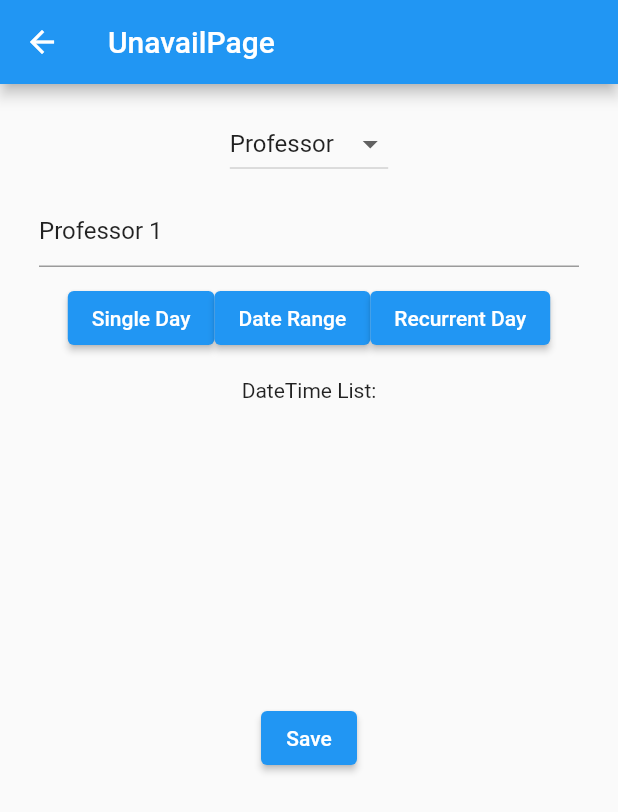
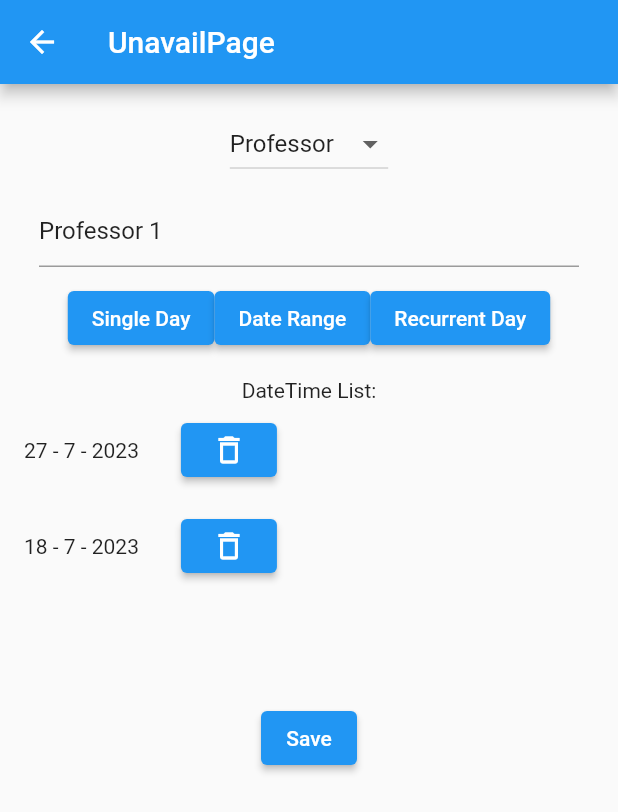
Before and after one commit to LorPetu/SchedulEx, a Flutter app: the ProblemSessionPage screen opened by its route, after a tap on an icon or button, on a phone screen of 412 x 824 dp. Shown: the top 812 px of the screen. Run offline on Flutter 3.47's test engine with Material 2 defaults, Android fonts, the phone set to English and light mode, and no system bars; network calls fail; project files that could hold a hidden picture were left out.

Commit message:
fixed unavail page saving of unavail's date

```diff
--- a/code/front-end/schedulex_webapp/lib/Unavailpage.dart
+++ b/code/front-end/schedulex_webapp/lib/Unavailpage.dart
@@ -27,6 +27,7 @@ class _UnavailPageState extends State<UnavailPage> {
       setState(() {
         type = unavail.type;
         name = unavail.professor;
+        dates = unavail.dates;
       });
     }
   }
@@ -74,17 +75,24 @@ class _UnavailPageState extends State<UnavailPage> {
                 },
               ),
             ),
-            DateTimeListWidget(),
+            DateTimeListWidget(
+                dateTimeList: dates,
+                onDatesChange: (newdates) {
+                  setState(() {
+                    print(newdates);
+                    dates = newdates;
+                  });
+                }),
             ElevatedButton(
               onPressed: () {
                 final Unavail newUnavail = Unavail(
                   id: unavail?.id ?? '',
                   type: type,
                   professor: name,
-                  dates: [DateTime(2023, 7, 10)],
+                  dates: dates,
                 );
                 if (unavail != null) {
-                  print(name);
+                  print(newUnavail.dates);
                   appState.updateUnavail(newUnavail);
                   Navigator.pop(context);
                 } else {
@@ -138,28 +146,26 @@ class AutoCompleteProfessor extends StatelessWidget {
   }
 }
 
-class DateTimeListWidget extends StatefulWidget {
-  @override
-  _DateTimeListWidgetState createState() => _DateTimeListWidgetState();
-}
+class DateTimeListWidget extends StatelessWidget {
+  final Function(List<DateTime> newdates) onDatesChange;
+  final List<DateTime> dateTimeList;
 
-class _DateTimeListWidgetState extends State<DateTimeListWidget> {
-  List<DateTime> dateTimeList = [];
+  const DateTimeListWidget({
+    Key? key,
+    required this.dateTimeList,
+    required this.onDatesChange,
+  }) : super(key: key);
 
   void addSingleDay(DateTime date) {
-    setState(() {
-      dateTimeList.add(date);
-    });
+    onDatesChange(dateTimeList);
   }
 
   void addDateRange(DateTime startDate, DateTime endDate) {
     for (var date = startDate;
         date.isBefore(endDate);
-        date = date.add(const Duration(days: 1))) {
-      setState(() {
-        dateTimeList.add(date);
-      });
-    }
+        date = date.add(const Duration(days: 1))) {}
+
+    onDatesChange(dateTimeList);
   }
 
   void addRecurrentDaysOfWeek(List<int> daysOfWeek) {
@@ -172,9 +178,7 @@ class _DateTimeListWidgetState extends State<DateTimeListWidget> {
         date.isBefore(lastDayOfWeek);
         date = date.add(const Duration(days: 1))) {
       if (daysOfWeek.contains(date.weekday)) {
-        setState(() {
-          dateTimeList.add(date);
-        });
+        onDatesChange(dateTimeList);
       }
     }
   }
@@ -249,7 +253,21 @@ class _DateTimeListWidgetState extends State<DateTimeListWidget> {
             itemCount: dateTimeList.length,
             itemBuilder: (context, index) {
               final dateTime = dateTimeList[index];
-              return Text(dateTime.toString());
+              return Row(
+                children: [
+                  Text(
+                      '${dateTime.day} - ${dateTime.month} - ${dateTime.year}'),
+                  SizedBox(width: 20),
+                  Padding(
+                    padding: const EdgeInsets.all(8.0),
+                    child: ElevatedButton(
+                        onPressed: () {
+                          print(dateTime);
+                        },
+                        child: Icon(Icons.delete_outlined)),
+                  )
+                ],
+              );
             },
           ),
         ),
--- a/code/front-end/schedulex_webapp/lib/main.dart
+++ b/code/front-end/schedulex_webapp/lib/main.dart
@@ -102,7 +102,7 @@ class MyAppState extends ChangeNotifier {
         unavailList.indexWhere((element) => element.id == updatedUnavail.id);
     if (index != -1) {
       print(updatedUnavail.dates);
-      saveUnavailability(sessionID: problemSessionID, unavail: updatedUnavail);
+      //saveUnavailability(sessionID: problemSessionID, unavail: updatedUnavail);
       unavailList[index] = updatedUnavail;
     } else {
       print('unavail' + updatedUnavail.id + 'not found ');
```
